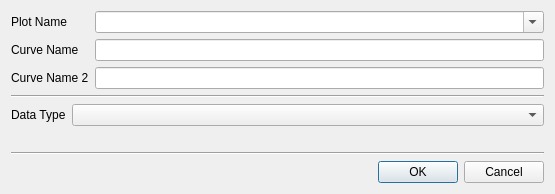
Above: openrawdialog.ui from d-wizard/plotter before the change. Below: the same form after it.
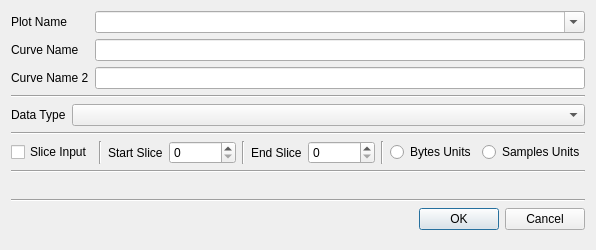
That is the form after the change.

Commit message: Add GUI elements to let the user Slice the input.

What changed in the file:
```diff
--- a/openrawdialog.ui
+++ b/openrawdialog.ui
@@ -6,76 +6,14 @@
    <rect>
     <x>0</x>
     <y>0</y>
-    <width>555</width>
-    <height>194</height>
+    <width>582</width>
+    <height>250</height>
    </rect>
   </property>
   <property name="windowTitle">
    <string>Dialog</string>
   </property>
   <layout class="QGridLayout" name="gridLayout">
-   <item row="3" column="0">
-    <layout class="QHBoxLayout" name="horizontalLayout_2">
-     <item>
-      <widget class="QLabel" name="label_2">
-       <property name="text">
-        <string>Data Type</string>
-       </property>
-      </widget>
-     </item>
-     <item>
-      <widget class="QComboBox" name="cmbRawType">
-       <property name="sizePolicy">
-        <sizepolicy hsizetype="MinimumExpanding" vsizetype="Fixed">
-         <horstretch>0</horstretch>
-         <verstretch>0</verstretch>
-        </sizepolicy>
-       </property>
-      </widget>
-     </item>
-    </layout>
-   </item>
-   <item row="4" column="0">
-    <widget class="QLabel" name="lblStats">
-     <property name="text">
-      <string/>
-     </property>
-     <property name="alignment">
-      <set>Qt::AlignRight|Qt::AlignTrailing|Qt::AlignVCenter</set>
-     </property>
-    </widget>
-   </item>
-   <item row="6" column="0">
-    <layout class="QHBoxLayout" name="horizontalLayout">
-     <item>
-      <widget class="QDialogButtonBox" name="buttonBox">
-       <property name="standardButtons">
-        <set>QDialogButtonBox::Cancel|QDialogButtonBox::Ok</set>
-       </property>
-      </widget>
-     </item>
-    </layout>
-   </item>
-   <item row="5" column="0">
-    <widget class="Line" name="line">
-     <property name="orientation">
-      <enum>Qt::Horizontal</enum>
-     </property>
-    </widget>
-   </item>
-   <item row="1" column="0">
-    <spacer name="verticalSpacer">
-     <property name="orientation">
-      <enum>Qt::Vertical</enum>
-     </property>
-     <property name="sizeHint" stdset="0">
-      <size>
-       <width>20</width>
-       <height>40</height>
-      </size>
-     </property>
-    </spacer>
-   </item>
    <item row="0" column="0">
     <layout class="QGridLayout" name="gridLayout_2">
      <item row="0" column="0">
@@ -114,6 +52,160 @@
      </item>
     </layout>
    </item>
+   <item row="13" column="0">
+    <layout class="QHBoxLayout" name="horizontalLayout">
+     <item>
+      <widget class="QDialogButtonBox" name="buttonBox">
+       <property name="standardButtons">
+        <set>QDialogButtonBox::Cancel|QDialogButtonBox::Ok</set>
+       </property>
+      </widget>
+     </item>
+    </layout>
+   </item>
+   <item row="4" column="0">
+    <widget class="Line" name="line_4">
+     <property name="orientation">
+      <enum>Qt::Horizontal</enum>
+     </property>
+    </widget>
+   </item>
+   <item row="10" column="0">
+    <widget class="QLabel" name="lblStats">
+     <property name="text">
+      <string/>
+     </property>
+     <property name="alignment">
+      <set>Qt::AlignRight|Qt::AlignTrailing|Qt::AlignVCenter</set>
+     </property>
+    </widget>
+   </item>
+   <item row="8" column="0">
+    <widget class="Line" name="line_3">
+     <property name="orientation">
+      <enum>Qt::Horizontal</enum>
+     </property>
+    </widget>
+   </item>
+   <item row="3" column="0">
+    <layout class="QHBoxLayout" name="horizontalLayout_2">
+     <item>
+      <widget class="QLabel" name="label_2">
+       <property name="text">
+        <string>Data Type</string>
+       </property>
+      </widget>
+     </item>
+     <item>
+      <widget class="QComboBox" name="cmbRawType">
+       <property name="sizePolicy">
+        <sizepolicy hsizetype="MinimumExpanding" vsizetype="Fixed">
+         <horstretch>0</horstretch>
+         <verstretch>0</verstretch>
+        </sizepolicy>
+       </property>
+      </widget>
+     </item>
+    </layout>
+   </item>
+   <item row="7" column="0">
+    <layout class="QVBoxLayout" name="verticalLayout">
+     <item>
+      <layout class="QHBoxLayout" name="horizontalLayout_5">
+       <item>
+        <widget class="QCheckBox" name="chkSliceInput">
+         <property name="text">
+          <string>Slice Input</string>
+         </property>
+        </widget>
+       </item>
+       <item>
+        <widget class="Line" name="sepSlice1">
+         <property name="orientation">
+          <enum>Qt::Vertical</enum>
+         </property>
+        </widget>
+       </item>
+       <item>
+        <widget class="QLabel" name="lblSliceStart">
+         <property name="text">
+          <string>Start Slice</string>
+         </property>
+        </widget>
+       </item>
+       <item>
+        <widget class="QSpinBox" name="spnSliceStart">
+         <property name="maximum">
+          <number>2147483647</number>
+         </property>
+        </widget>
+       </item>
+       <item>
+        <widget class="Line" name="sepSlice2">
+         <property name="orientation">
+          <enum>Qt::Vertical</enum>
+         </property>
+        </widget>
+       </item>
+       <item>
+        <widget class="QLabel" name="lblSliceEnd">
+         <property name="text">
+          <string>End Slice</string>
+         </property>
+        </widget>
+       </item>
+       <item>
+        <widget class="QSpinBox" name="spnSliceEnd">
+         <property name="maximum">
+          <number>2147483647</number>
+         </property>
+        </widget>
+       </item>
+       <item>
+        <widget class="Line" name="sepSlice3">
+         <property name="orientation">
+          <enum>Qt::Vertical</enum>
+         </property>
+        </widget>
+       </item>
+       <item>
+        <widget class="QRadioButton" name="radSliceBytes">
+         <property name="text">
+          <string>Bytes Units</string>
+         </property>
+        </widget>
+       </item>
+       <item>
+        <widget class="QRadioButton" name="radSliceSamples">
+         <property name="text">
+          <string>Samples Units</string>
+         </property>
+        </widget>
+       </item>
+       <item>
+        <spacer name="horizontalSpacer_3">
+         <property name="orientation">
+          <enum>Qt::Horizontal</enum>
+         </property>
+         <property name="sizeHint" stdset="0">
+          <size>
+           <width>40</width>
+           <height>20</height>
+          </size>
+         </property>
+        </spacer>
+       </item>
+      </layout>
+     </item>
+    </layout>
+   </item>
+   <item row="12" column="0">
+    <widget class="Line" name="line">
+     <property name="orientation">
+      <enum>Qt::Horizontal</enum>
+     </property>
+    </widget>
+   </item>
    <item row="2" column="0">
     <widget class="Line" name="line_2">
      <property name="orientation">
@@ -121,6 +213,19 @@
      </property>
     </widget>
    </item>
+   <item row="14" column="0">
+    <spacer name="verticalSpacer">
+     <property name="orientation">
+      <enum>Qt::Vertical</enum>
+     </property>
+     <property name="sizeHint" stdset="0">
+      <size>
+       <width>20</width>
+       <height>40</height>
+      </size>
+     </property>
+    </spacer>
+   </item>
   </layout>
  </widget>
  <resources/>
```
